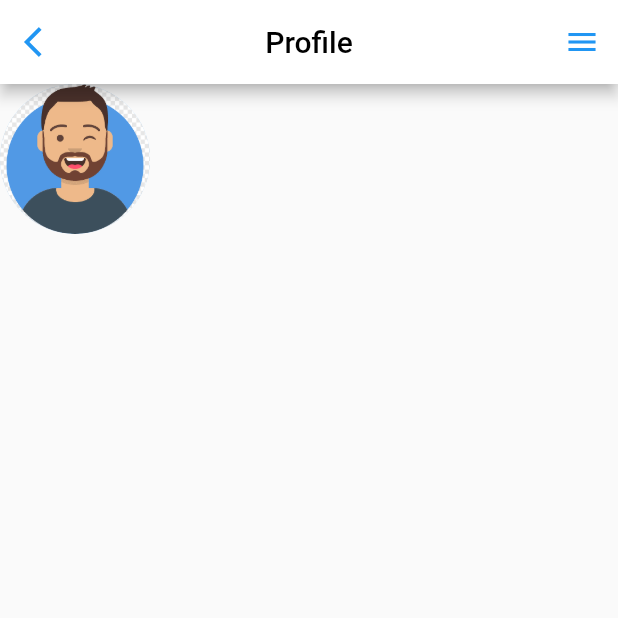
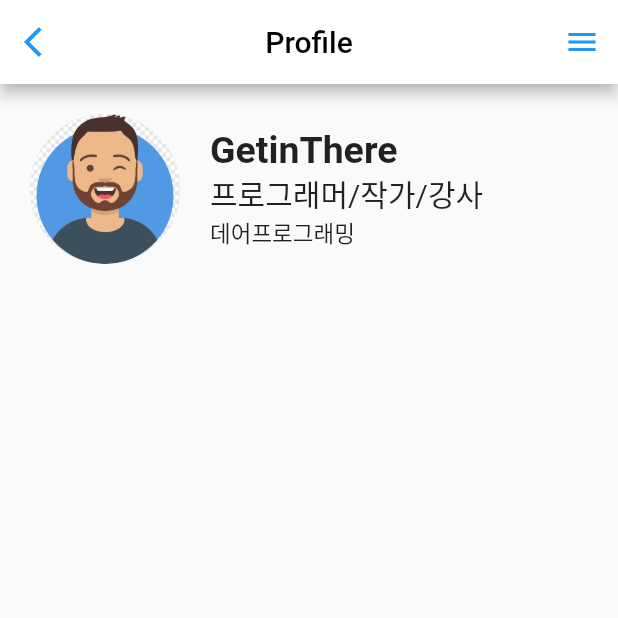
Before and after one commit to KIMINJOONG/flutter_profile, a Flutter app: the screen it shows after launch, on a phone screen of 412 x 824 dp, the top half of it. Run offline on Flutter 3.47's test engine with Material 2 defaults, Android fonts, the phone set to English and light mode, and no system bars.

```diff
--- a/lib/components/profile_header.dart
+++ b/lib/components/profile_header.dart
@@ -5,14 +5,12 @@ class ProfileHeader extends StatelessWidget {
   Widget build(BuildContext context) {
     return Row(
       children: [
+        SizedBox(width: 20),
         _buildHeaderAvatar(),
+        SizedBox(width: 20),
         _buildHeaderProfile(),
       ],
     );
-  }
-
-  Widget _buildHeaderProfile() {
-    return SizedBox();
   }
 
   Widget _buildHeaderAvatar() {
@@ -24,4 +22,21 @@ class ProfileHeader extends StatelessWidget {
       ),
     );
   }
+
+  Widget _buildHeaderProfile() {
+    return Column(
+      crossAxisAlignment: CrossAxisAlignment.start,
+      children: [
+        Text(
+          "GetinThere",
+          style: TextStyle(
+            fontSize: 25,
+            fontWeight: FontWeight.bold
+          ),
+        ),
+        Text("프로그래머/작가/강사", style: TextStyle(fontSize: 20)),
+        Text("데어프로그래밍", style: TextStyle(fontSize: 15)),
+      ],
+    );
+  }
 }
--- a/lib/main.dart
+++ b/lib/main.dart
@@ -31,8 +31,11 @@ class ProfilePage extends StatelessWidget {
       appBar: _buildProfileAppBar(),
       body: Column(
         children: [
+          SizedBox(height: 20),
           ProfileHeader(),
+          SizedBox(height: 20),
           ProfileCountInfo(),
+          SizedBox(height: 20),
           ProfileButtons(),
           ProfileTab(),
         ],
```
